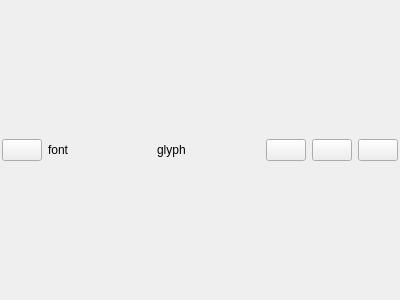
This is ui/glyphsWidget.ui in Llerr/FontCreator as Qt 5 draws it before an edit. The edited form follows.
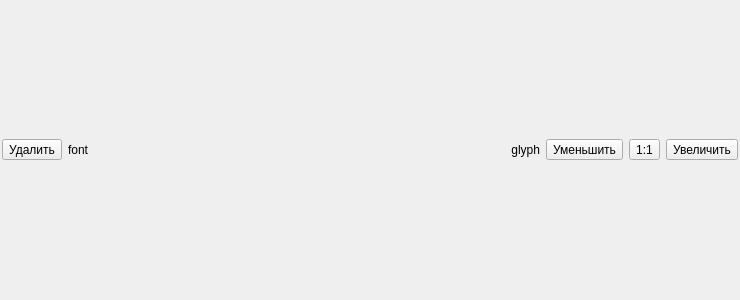
This is the edited form. Icons and pictures are not drawn.

Diff of the .ui file:
```diff
--- a/ui/glyphsWidget.ui
+++ b/ui/glyphsWidget.ui
@@ -6,7 +6,7 @@
    <rect>
     <x>0</x>
     <y>0</y>
-    <width>400</width>
+    <width>740</width>
     <height>300</height>
    </rect>
   </property>
@@ -28,14 +28,23 @@
    </property>
    <item>
     <layout class="QHBoxLayout" name="horizontalLayout">
+     <property name="sizeConstraint">
+      <enum>QLayout::SetMinimumSize</enum>
+     </property>
      <item>
-      <widget class="QPushButton" name="btnDel">
+      <widget class="QToolButton" name="btnDel">
        <property name="text">
-        <string/>
+        <string>Удалить</string>
        </property>
        <property name="icon">
         <iconset theme="remove"/>
        </property>
+       <property name="iconSize">
+        <size>
+         <width>18</width>
+         <height>18</height>
+        </size>
+       </property>
       </widget>
      </item>
      <item>
@@ -46,6 +55,12 @@
          <verstretch>0</verstretch>
         </sizepolicy>
        </property>
+       <property name="minimumSize">
+        <size>
+         <width>0</width>
+         <height>0</height>
+        </size>
+       </property>
        <property name="text">
         <string>font</string>
        </property>
@@ -59,41 +74,74 @@
          <verstretch>0</verstretch>
         </sizepolicy>
        </property>
+       <property name="minimumSize">
+        <size>
+         <width>0</width>
+         <height>0</height>
+        </size>
+       </property>
        <property name="text">
         <string>glyph</string>
        </property>
+       <property name="alignment">
+        <set>Qt::AlignRight|Qt::AlignTrailing|Qt::AlignVCenter</set>
+       </property>
       </widget>
      </item>
      <item>
-      <widget class="QPushButton" name="btnMinus">
+      <widget class="QToolButton" name="btnMinus">
        <property name="text">
-        <string/>
+        <string>Уменьшить</string>
        </property>
        <property name="icon">
         <iconset theme="zoom-out">
          <normaloff>.</normaloff>.</iconset>
        </property>
+       <property name="iconSize">
+        <size>
+         <width>18</width>
+         <height>18</height>
+        </size>
+       </property>
+       <property name="autoRepeat">
+        <bool>true</bool>
+       </property>
       </widget>
      </item>
      <item>
-      <widget class="QPushButton" name="btnOne">
+      <widget class="QToolButton" name="btnOne">
        <property name="text">
-        <string/>
+        <string>1:1</string>
        </property>
        <property name="icon">
         <iconset theme="zoom-original"/>
        </property>
+       <property name="iconSize">
+        <size>
+         <width>18</width>
+         <height>18</height>
+        </size>
+       </property>
       </widget>
      </item>
      <item>
-      <widget class="QPushButton" name="btnPlus">
+      <widget class="QToolButton" name="btnPlus">
        <property name="text">
-        <string/>
+        <string>Увеличить</string>
        </property>
        <property name="icon">
         <iconset theme="zoom-in">
          <normaloff>.</normaloff>.</iconset>
        </property>
+       <property name="iconSize">
+        <size>
+         <width>18</width>
+         <height>18</height>
+        </size>
+       </property>
+       <property name="autoRepeat">
+        <bool>true</bool>
+       </property>
       </widget>
      </item>
     </layout>
```
